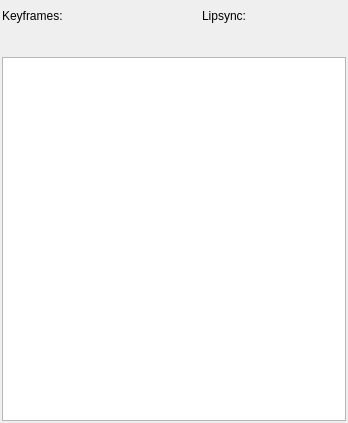
Old version of the form app/ui/xsheet.ui in the repository pencil2d/pencil.
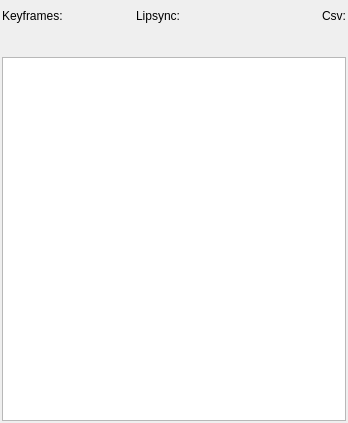
New version of the form. Icons and pictures are not drawn.

Commit message: Rearranged xsheet icons. Fixed length bug

```diff
--- a/app/ui/xsheet.ui
+++ b/app/ui/xsheet.ui
@@ -21,7 +21,7 @@
    <string>Xsheet</string>
   </property>
   <widget class="QWidget" name="dockWidgetContents">
-   <layout class="QVBoxLayout" name="verticalLayout_3">
+   <layout class="QVBoxLayout" name="verticalLayout_4">
     <property name="leftMargin">
      <number>2</number>
     </property>
@@ -108,9 +108,9 @@
        </spacer>
       </item>
       <item>
-       <layout class="QVBoxLayout" name="verticalLayout">
+       <layout class="QVBoxLayout" name="verticalLayout_3">
         <item>
-         <widget class="QLabel" name="label">
+         <widget class="QLabel" name="labLipsync">
           <property name="text">
            <string>Lipsync:</string>
           </property>
@@ -164,29 +164,6 @@
             </property>
            </widget>
           </item>
-          <item>
-           <widget class="QPushButton" name="btnSaveCsv">
-            <property name="maximumSize">
-             <size>
-              <width>24</width>
-              <height>24</height>
-             </size>
-            </property>
-            <property name="toolTip">
-             <string>Export xsheet to csv</string>
-            </property>
-            <property name="text">
-             <string/>
-            </property>
-            <property name="icon">
-             <iconset resource="../data/app.qrc">
-              <normaloff>:/icons/savecsv.png</normaloff>:/icons/savecsv.png</iconset>
-            </property>
-            <property name="flat">
-             <bool>true</bool>
-            </property>
-           </widget>
-          </item>
           <item>
            <widget class="QPushButton" name="btnPapa">
             <property name="maximumSize">
@@ -237,6 +214,53 @@
         </item>
        </layout>
       </item>
+      <item>
+       <spacer name="horizontalSpacer">
+        <property name="orientation">
+         <enum>Qt::Horizontal</enum>
+        </property>
+        <property name="sizeHint" stdset="0">
+         <size>
+          <width>40</width>
+          <height>20</height>
+         </size>
+        </property>
+       </spacer>
+      </item>
+      <item>
+       <layout class="QVBoxLayout" name="verticalLayout">
+        <item>
+         <widget class="QLabel" name="labCsv">
+          <property name="text">
+           <string notr="true">Csv:</string>
+          </property>
+         </widget>
+        </item>
+        <item>
+         <widget class="QPushButton" name="btnSaveCsv">
+          <property name="maximumSize">
+           <size>
+            <width>24</width>
+            <height>24</height>
+           </size>
+          </property>
+          <property name="toolTip">
+           <string>Export xsheet to csv</string>
+          </property>
+          <property name="text">
+           <string/>
+          </property>
+          <property name="icon">
+           <iconset resource="../data/app.qrc">
+            <normaloff>:/icons/savecsv.png</normaloff>:/icons/savecsv.png</iconset>
+          </property>
+          <property name="flat">
+           <bool>true</bool>
+          </property>
+         </widget>
+        </item>
+       </layout>
+      </item>
      </layout>
     </item>
     <item>
```
Left out of the diff: 2 changed lines with no effect on the pictures. The commit also changes 3 other files.
